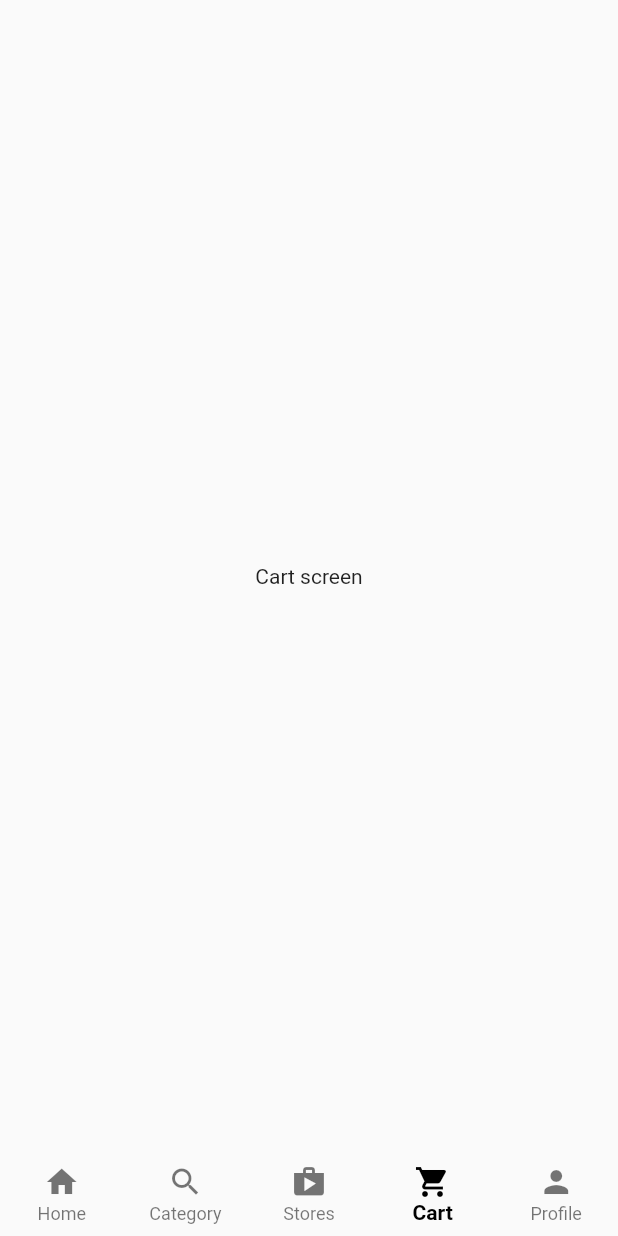
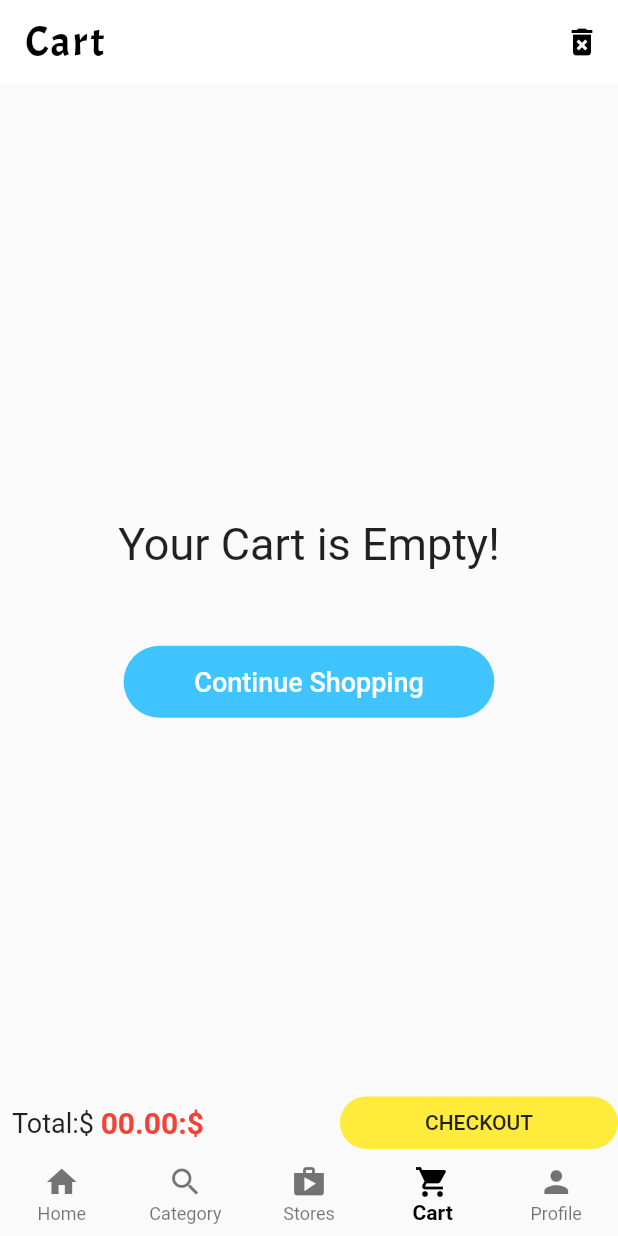
Before and after one commit to SaarimKhan789/Major-Project, a Flutter app: the screen it shows after launch, item 4 of the bottom bar chosen, on a phone screen of 412 x 824 dp. Run offline on Flutter 3.47's test engine with Material 2 defaults, Android fonts, the phone set to English and light mode, and no system bars.

Commit message:
Stores screen,cart screen created

```diff
--- /dev/null
+++ b/ecommerce_app/lib/main_screens/cart.dart
@@ -0,0 +1,94 @@
+import 'package:ecommerce_app/main_screens/customer_home.dart';
+import 'package:ecommerce_app/widgtes/appBarWidgtes.dart';
+import 'package:flutter/material.dart';
+
+class CartScreen extends StatefulWidget {
+  const CartScreen({Key? key}) : super(key: key);
+
+  @override
+  _CartScreenState createState() => _CartScreenState();
+}
+
+class _CartScreenState extends State<CartScreen> {
+  @override
+  Widget build(BuildContext context) {
+    return Scaffold(
+      appBar: AppBar(
+        elevation: 0,
+        backgroundColor: Colors.white,
+        title: AppBarTitle(title: 'Cart'),
+        actions: [
+          IconButton(
+            onPressed: () {},
+            icon: const Icon(
+              Icons.delete_forever,
+              color: Colors.black,
+            ),
+          )
+        ],
+      ),
+      body: Center(
+        child: Column(
+          mainAxisAlignment: MainAxisAlignment.center,
+          children: [
+            const Text(
+              'Your Cart is Empty!',
+              style: TextStyle(fontSize: 30),
+            ),
+            const SizedBox(
+              height: 50,
+            ),
+            Material(
+              color: Colors.lightBlueAccent,
+              borderRadius: BorderRadius.circular(25),
+              child: MaterialButton(
+                minWidth: MediaQuery.of(context).size.width * 0.6,
+                onPressed: () {
+                  Navigator.pushReplacement( // we do not need to add back button thats why pushReplacement
+                      context,
+                      MaterialPageRoute(
+                          builder: (context) => const CustomerHomeScreen()));
+                },
+                child: const Text(
+                  'Continue Shopping',
+                  style: TextStyle(fontSize: 18, color: Colors.white),
+                ),
+              ),
+            )
+          ],
+        ),
+      ),
+      bottomSheet:
+          Row(mainAxisAlignment: MainAxisAlignment.spaceBetween, children: [
+        Padding(
+          padding: const EdgeInsets.all(8.0),
+          child: Row(
+            children: const [
+              Text(
+                'Total:\$ ',
+                style: TextStyle(fontSize: 18),
+              ),
+              Text(
+                '00.00:\$',
+                style: TextStyle(
+                    fontSize: 20,
+                    fontWeight: FontWeight.bold,
+                    color: Colors.red),
+              ),
+            ],
+          ),
+        ),
+        Container(
+          height: 35,
+          width: MediaQuery.of(context).size.width * 0.45,
+          decoration: BoxDecoration(
+              color: Colors.yellow, borderRadius: BorderRadius.circular(25)),
+          child: MaterialButton(
+            onPressed: () {},
+            child: const Text('CHECKOUT'),
+          ),
+        )
+      ]),
+    );
+  }
+}
--- a/ecommerce_app/lib/main_screens/customer_home.dart
+++ b/ecommerce_app/lib/main_screens/customer_home.dart
@@ -1,5 +1,7 @@
+import 'package:ecommerce_app/main_screens/cart.dart';
 import 'package:ecommerce_app/main_screens/category.dart';
 import 'package:ecommerce_app/main_screens/home.dart';
+import 'package:ecommerce_app/main_screens/stores.dart';
 import 'package:flutter/material.dart';
 
 class CustomerHomeScreen extends StatefulWidget {
@@ -14,8 +16,8 @@ class _CustomerHomeScreenState extends State<CustomerHomeScreen> {
   final List<Widget> _tabs = [
     HomeScreen(),
     CategoryScreen(),
-    Center(child: Text('Stores screen')),
-    Center(child: Text('Cart screen')),
+    StoresScreen(),
+    CartScreen(),
     Center(child: Text('Profile screen')),
   ];
   @override
--- /dev/null
+++ b/ecommerce_app/lib/main_screens/stores.dart
@@ -0,0 +1,13 @@
+import 'package:ecommerce_app/widgtes/appBarWidgtes.dart';
+import 'package:flutter/material.dart';
+
+class StoresScreen extends StatelessWidget {
+  const StoresScreen({ Key? key }) : super(key: key);
+
+  @override
+  Widget build(BuildContext context) {
+    return Scaffold(
+      appBar: AppBar(elevation: 0,backgroundColor: Colors.white,title:const AppBarTitle(title: 'Stores',),),
+    );
+  }
+}
--- a/ecommerce_app/lib/minor_screens/subcategory_products.dart
+++ b/ecommerce_app/lib/minor_screens/subcategory_products.dart
@@ -1,3 +1,4 @@
+import 'package:ecommerce_app/widgtes/appBarWidgtes.dart';
 import 'package:flutter/material.dart';
 
 class SubCategProducts extends StatelessWidget {
@@ -12,12 +13,9 @@ class SubCategProducts extends StatelessWidget {
       appBar: AppBar(
         elevation: 0,
         backgroundColor: Colors.white,
-        leading: IconButton(icon: Icon(Icons.arrow_back_ios_new,color: Colors.black,),onPressed: (){
-          Navigator.pop(context);
-        },),
+        leading: const AppBarBackButton(),
 
-        title: Text(subcategName,
-        style: const TextStyle(color: Colors.black),)
+        title: AppBarTitle(title: subcategName)
       ),
       body: Center(child: Text(maincategName),),
 
--- /dev/null
+++ b/ecommerce_app/lib/widgtes/appBarWidgtes.dart
@@ -0,0 +1,36 @@
+import 'package:flutter/material.dart';
+
+
+
+class AppBarBackButton extends StatelessWidget {
+  const AppBarBackButton({
+    Key? key,
+  }) : super(key: key);
+
+  @override
+  Widget build(BuildContext context) {
+    return IconButton(icon: Icon(Icons.arrow_back_ios_new,color: Colors.black,),onPressed: (){
+      Navigator.pop(context);
+    },);
+  }
+}
+
+class AppBarTitle extends StatelessWidget {
+  const AppBarTitle({
+    Key? key,
+    required this.title,
+  }) : super(key: key);
+
+  final String title;
+
+  @override
+  Widget build(BuildContext context) {
+    return Text(
+      title,
+    style: const TextStyle(
+      color: Colors.black,
+      fontFamily: 'Acme',
+      fontSize: 28,
+      letterSpacing: 1.5),);
+  }
+}
--- a/ecommerce_app/pubspec.yaml
+++ b/ecommerce_app/pubspec.yaml
@@ -97,3 +97,7 @@ flutter:
   #
   # For details regarding fonts from package dependencies,
   # see https://flutter.dev/custom-fonts/#from-packages
+  fonts:
+    - family: Acme
+      fonts:
+        - asset: fonts/Acme-Regular.ttf
```
Also changed, not shown: ecommerce_app/fonts/Acme-Regular.ttf (added).
